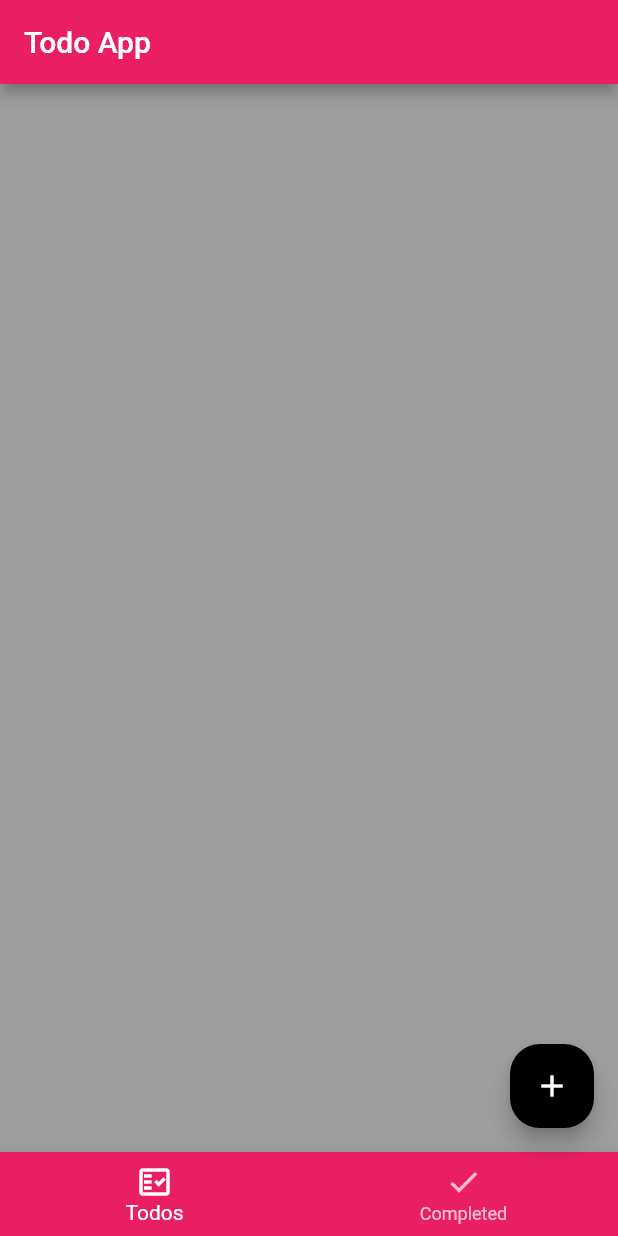
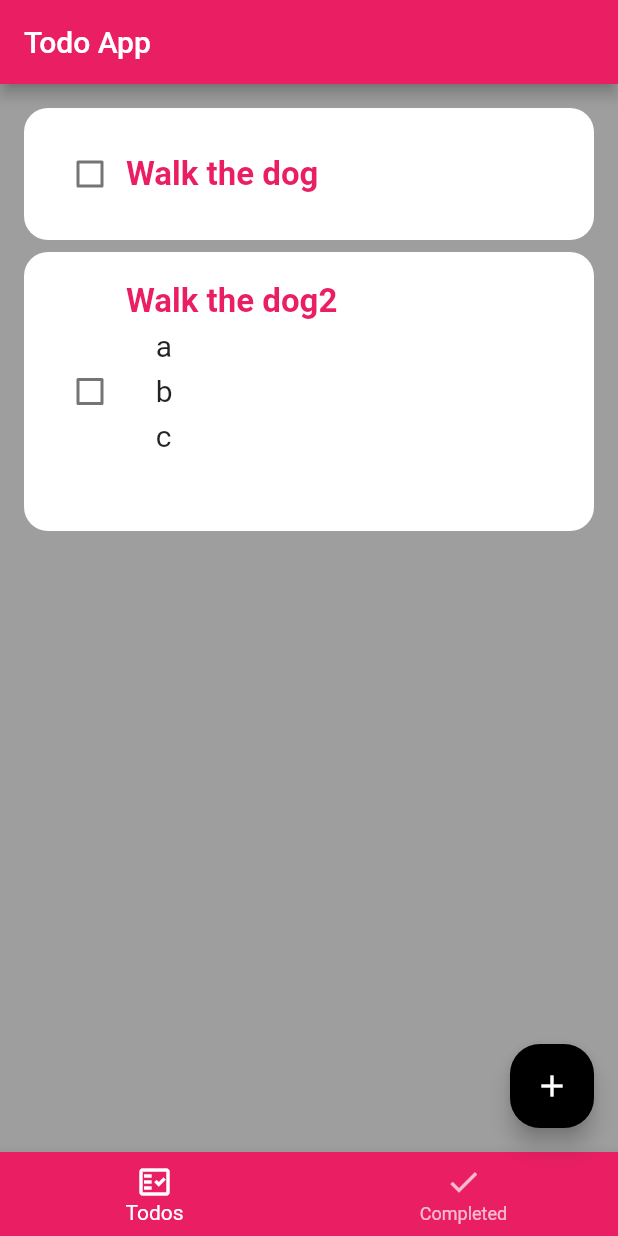
Before and after one commit to m8811163008/Todo, a Flutter app: the screen it shows after launch, on a phone screen of 412 x 824 dp. Run offline on Flutter 3.47's test engine with Material 2 defaults, Android fonts, the phone set to English and light mode, and no system bars; drawn by our look-alikes of flutter_slidable.

Commit message:
Add Slidable to todos and provide some todos to build todo list widget

```diff
--- a/lib/pages/home.dart
+++ b/lib/pages/home.dart
@@ -2,6 +2,7 @@ import 'package:flutter/material.dart';
 import 'package:todo_crud/main.dart';
 
 import '../widgets/add_todo_dialog.dart';
+import '../widgets/todo_list.dart';
 
 class HomePage extends StatefulWidget {
   const HomePage({Key? key}) : super(key: key);
@@ -15,7 +16,10 @@ class _HomePageState extends State<HomePage> {
 
   @override
   Widget build(BuildContext context) {
-    final List<Widget> tabs = [Container(), Container()];
+    final List<Widget> tabs = [
+      TodoListWidget(),
+      Container(),
+    ];
     return Scaffold(
       appBar: AppBar(
         title: const Text(TodoApp.title),
--- a/lib/provider/todos.dart
+++ b/lib/provider/todos.dart
@@ -1,3 +1,14 @@
 import 'package:flutter/foundation.dart';
+import 'package:todo_crud/model/todo.dart';
 
-class TodosProvider extends ChangeNotifier {}
+class TodosProvider extends ChangeNotifier {
+  final List<Todo> _todos = [
+    Todo(createdTime: DateTime.now(), title: 'Walk the dog'),
+    Todo(createdTime: DateTime.now(), title: 'Walk the dog2', description: '''
+    a
+    b
+    c
+    '''),
+  ];
+  List<Todo> get todos => _todos.where((todo) => !todo.isDone).toList();
+}
--- /dev/null
+++ b/lib/widgets/todo.dart
@@ -0,0 +1,84 @@
+import 'dart:ui';
+
+import 'package:flutter/material.dart';
+import 'package:flutter_slidable/flutter_slidable.dart';
+
+import '../model/todo.dart';
+
+class TodoWidget extends StatelessWidget {
+  final Todo todo;
+
+  const TodoWidget({required this.todo, Key? key}) : super(key: key);
+
+  @override
+  Widget build(BuildContext context) {
+    return ClipRRect(
+      borderRadius: BorderRadius.circular(16),
+      child: Slidable(
+          key: Key(todo.id ?? DateTime.now().toString()),
+          startActionPane: ActionPane(
+            motion: const ScrollMotion(),
+            // All actions are defined in the children parameter.
+            children: [
+              // A SlidableAction can have an icon and/or a label.
+              SlidableAction(
+                onPressed: (context) {},
+                backgroundColor: Colors.green,
+                foregroundColor: Colors.white,
+                icon: Icons.share,
+                label: 'Edit',
+              ),
+            ],
+          ),
+          endActionPane: ActionPane(
+            motion: ScrollMotion(),
+            children: [
+              SlidableAction(
+                onPressed: (context) {},
+                backgroundColor: Colors.red,
+                foregroundColor: Colors.white,
+                icon: Icons.save,
+                label: 'Delete',
+              ),
+            ],
+          ),
+          child: buildTodo(context)),
+    );
+  }
+
+  Container buildTodo(BuildContext context) {
+    return Container(
+      padding: const EdgeInsets.all(20),
+      color: Colors.white,
+      child: Row(
+        children: [
+          Checkbox(
+            activeColor: Theme.of(context).primaryColor,
+            checkColor: Colors.white,
+            value: todo.isDone,
+            onChanged: (_) {},
+          ),
+          Expanded(
+            child: Column(
+              crossAxisAlignment: CrossAxisAlignment.start,
+              children: [
+                Text(
+                  todo.title,
+                  style: TextStyle(
+                      fontWeight: FontWeight.bold,
+                      color: Theme.of(context).primaryColor,
+                      fontSize: 22),
+                ),
+                if (todo.description.isNotEmpty)
+                  Text(
+                    todo.description,
+                    style: const TextStyle(fontSize: 20, height: 1.5),
+                  ),
+              ],
+            ),
+          )
+        ],
+      ),
+    );
+  }
+}
--- /dev/null
+++ b/lib/widgets/todo_list.dart
@@ -0,0 +1,31 @@
+import 'package:flutter/material.dart';
+import 'package:provider/provider.dart';
+
+import '../model/todo.dart';
+import '../provider/todos.dart';
+import 'todo.dart';
+
+class TodoListWidget extends StatelessWidget {
+  const TodoListWidget({Key? key}) : super(key: key);
+
+  @override
+  Widget build(BuildContext context) {
+    final TodosProvider todoProvider = Provider.of<TodosProvider>(context);
+    List<Todo> todos = todoProvider.todos;
+    return todos.isEmpty
+        ? const Center(child: Text('No todos'))
+        : ListView.separated(
+            padding: const EdgeInsets.all(16),
+            physics: const BouncingScrollPhysics(),
+            itemBuilder: (context, index) {
+              final Todo todo = todos[index];
+              return TodoWidget(todo: todo);
+            },
+            separatorBuilder: (context, index) {
+              return const SizedBox(
+                height: 8,
+              );
+            },
+            itemCount: todos.length);
+  }
+}
--- a/pubspec.yaml
+++ b/pubspec.yaml
@@ -35,6 +35,7 @@ dependencies:
   # Use with the CupertinoIcons class for iOS style icons.
   cupertino_icons: ^1.0.2
   provider: ^6.0.2
+  flutter_slidable: ^1.2.0
 
 dev_dependencies:
   flutter_test:
```
Also changed, not shown: pubspec.lock.
